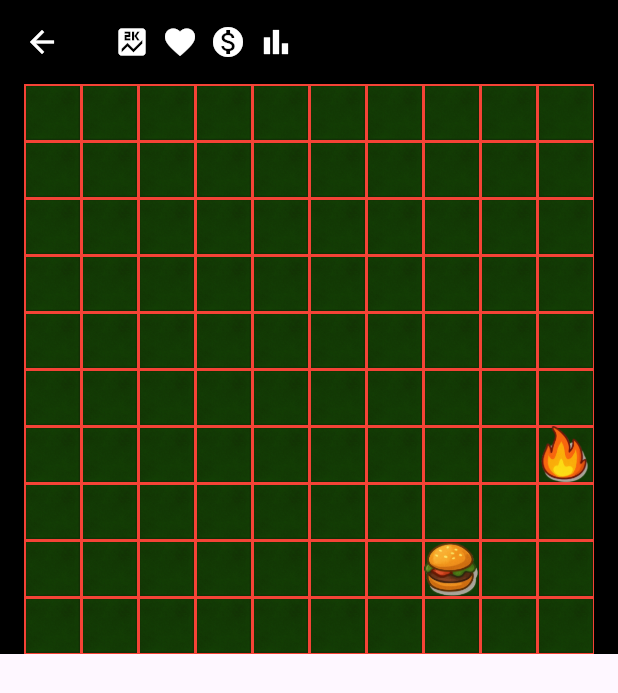
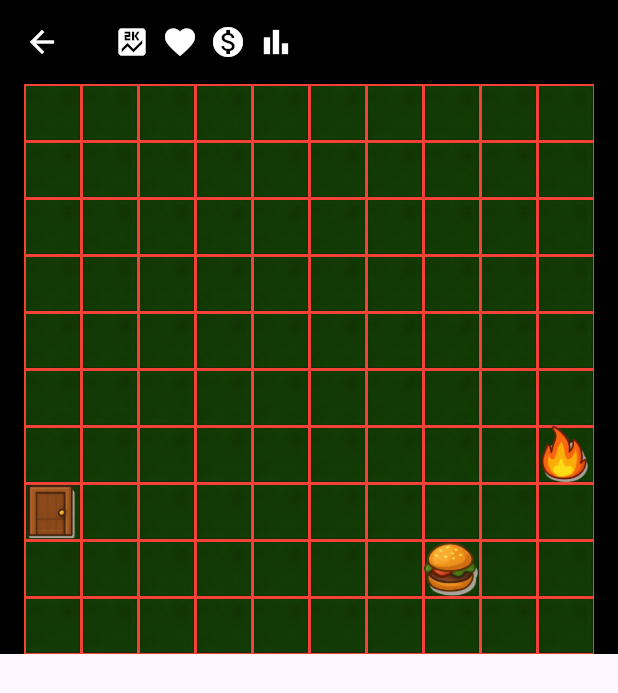
Before and after one commit to emilvdl1986/snakey, a Flutter app: the screen it shows after launch, after a tap on "Play Story", on a phone screen of 412 x 824 dp. Shown: the top 693 px of the screen. Run offline on Flutter 3.47's test engine with Material 3 defaults, Android fonts, the phone set to English and light mode, and no system bars; our stand-ins replace shared_preferences.

```diff
--- a/assets/endless.json
+++ b/assets/endless.json
@@ -15,7 +15,8 @@
             "backgroundCoverColor":false,
             "backgroundCoverImage":"floor-grass.jpg",
             "foodLimit":5,
-            "dangerItemsLimit":2
+            "dangerItemsLimit":2,
+            "exitItemsLimit":1
         }
     }
 }
--- a/assets/objects/endless_objects.json
+++ b/assets/objects/endless_objects.json
@@ -7,5 +7,9 @@
         "type":"danger",
         "image":"assets/objects/fire.png",
         "action":"shrink"
+    }, {
+        "type":"exit",
+        "image":"assets/objects/door.png",
+        "action":"respawn"
     }
 ]
--- a/assets/objects/story_objects.json
+++ b/assets/objects/story_objects.json
@@ -8,5 +8,9 @@
         "type":"danger",
         "image":"assets/objects/fire.png",
         "action":"shrink"
+    }, {
+        "type":"exit",
+        "image":"assets/objects/door.png",
+        "action":"nextStage"
     }
 ]
--- a/assets/stages/1.json
+++ b/assets/stages/1.json
@@ -9,7 +9,8 @@
             "backgroundCoverColor":false,
             "backgroundCoverImage":"floor-grass.jpg",
             "foodLimit":5,
-            "dangerItemsLimit":2
+            "dangerItemsLimit":2,
+            "exitItemsLimit":1
         }
     }
 }
--- a/lib/components/game_canvas.dart
+++ b/lib/components/game_canvas.dart
@@ -32,6 +32,7 @@ class _GameCanvasState extends State<GameCanvas> {
   bool isLoadingObjects = true;
   List<Map<String, dynamic>> foodItems = [];
   List<Map<String, dynamic>> dangerItems = [];
+  List<Map<String, dynamic>> exitItems = [];
 
   @override
   void initState() {
@@ -51,6 +52,7 @@ class _GameCanvasState extends State<GameCanvas> {
       });
       _generateRandomFoodItems();
       _generateRandomDangerItems();
+      _generateRandomExitItems();
     } catch (e) {
       setState(() {
         objects = null;
@@ -131,6 +133,51 @@ class _GameCanvasState extends State<GameCanvas> {
       final dangerObj = dangerObjects[random.nextInt(dangerObjects.length)];
       dangerItems.add({
         'object': dangerObj,
+        'col': col,
+        'row': row,
+      });
+    }
+    setState(() {});
+  }
+
+  /// Generates random exit items and places them on unoccupied grid positions.
+  /// Returns a list of maps with exit object and its position.
+  void _generateRandomExitItems({List<List<int>>? occupied}) {
+    if (objects == null || widget.gridItemOptions == null) return;
+    final int exitLimit = widget.gridItemOptions?['exitItemsLimit'] ?? 1;
+    final List<Map<String, int>> occupiedPositions = [];
+    if (occupied != null) {
+      for (var pos in occupied) {
+        occupiedPositions.add({'col': pos[0], 'row': pos[1]});
+      }
+    }
+    // Add already used positions by food and danger to occupied
+    for (var food in foodItems) {
+      occupiedPositions.add({'col': food['col'], 'row': food['row']});
+    }
+    for (var danger in dangerItems) {
+      occupiedPositions.add({'col': danger['col'], 'row': danger['row']});
+    }
+    final List<dynamic> exitObjects = objects!.where((obj) => obj['type'] == 'exit').toList();
+    final Random random = Random();
+    final Set<String> usedPositions = {};
+    exitItems.clear();
+    int count = exitLimit > 0 ? exitLimit : 1;
+    for (int i = 0; i < count; i++) {
+      int col, row;
+      String posKey;
+      do {
+        col = random.nextInt(widget.columns);
+        row = random.nextInt(widget.rows);
+        posKey = '$col-$row';
+      } while (
+        usedPositions.contains(posKey) ||
+        occupiedPositions.any((o) => o['col'] == col && o['row'] == row)
+      );
+      usedPositions.add(posKey);
+      final exitObj = exitObjects[random.nextInt(exitObjects.length)];
+      exitItems.add({
+        'object': exitObj,
         'col': col,
         'row': row,
       });
@@ -260,6 +307,24 @@ class _GameCanvasState extends State<GameCanvas> {
                   ),
                 );
               }).toList(),
+            // Draw exit items using their image
+            if (exitItems.isNotEmpty)
+              ...exitItems.map((exit) {
+                final int col = exit['col'];
+                final int row = exit['row'];
+                final String? imagePath = exit['object']['image'];
+                if (imagePath == null) return const SizedBox.shrink();
+                return Positioned(
+                  left: col * cellSize,
+                  top: row * cellSize,
+                  width: cellSize,
+                  height: cellSize,
+                  child: Image.asset(
+                    imagePath,
+                    fit: BoxFit.contain,
+                  ),
+                );
+              }).toList(),
           ],
         ),
       ),
--- a/pubspec.yaml
+++ b/pubspec.yaml
@@ -70,6 +70,7 @@ flutter:
      - assets/decorations/floor-grass.jpg
      - assets/objects/burger.png
      - assets/objects/fire.png
+     - assets/objects/door.png
   #   - images/a_dot_ham.jpeg
 
   # An image asset can refer to one or more resolution-specific "variants", see
```
Also changed, not shown: assets/objects/door.png (added).
